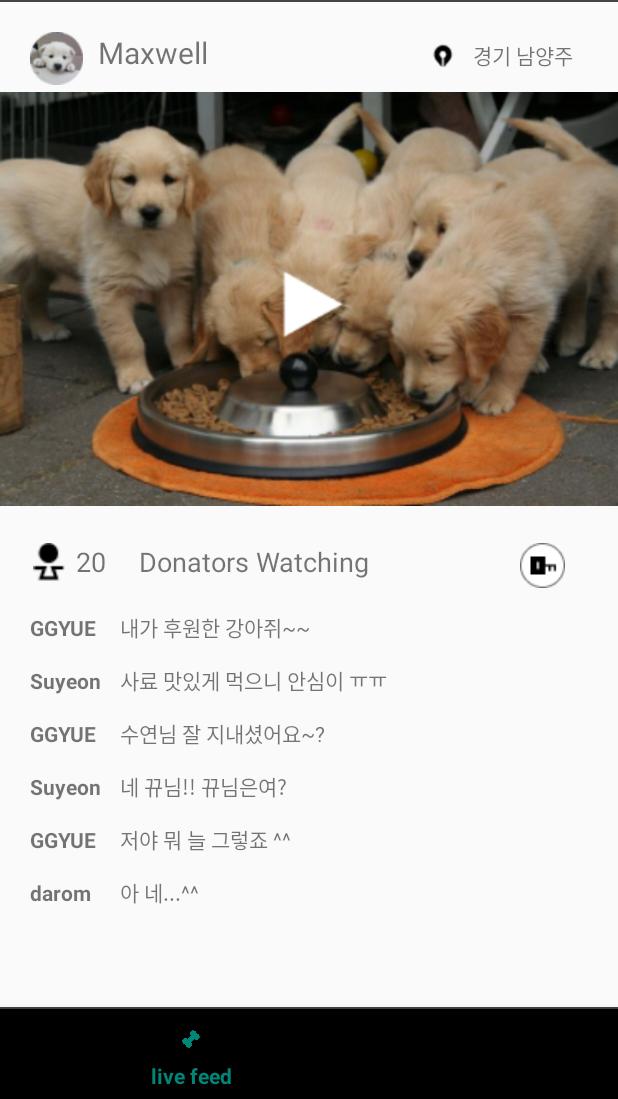
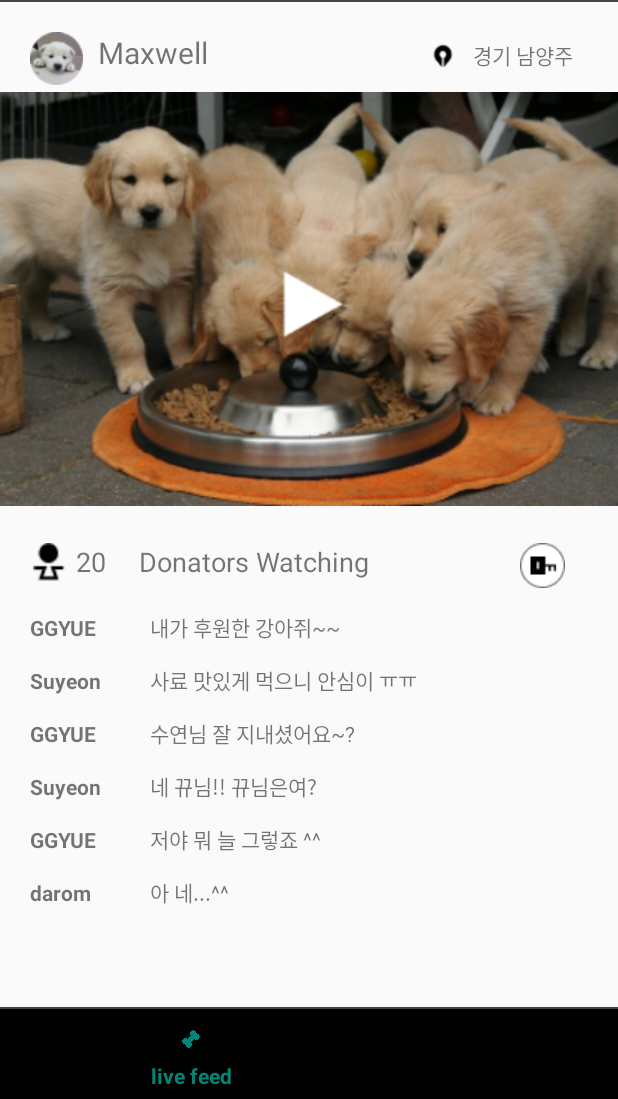
Before and after one commit to MustSix/Abandoned_Dogs_donation_Platform, an Android app: the screen it shows after launch (MainActivity), item 2 of the bottom bar chosen, on a phone screen of 412 x 824 dp, the part 137-1236 px from its top. Run offline under Robolectric (Android 15) with nearby library versions, the phone set to English and light mode, and no system bars.

Commit message:
name bold 처리 후 width 크기 변경

```diff
--- a/MustSix-master/app/src/main/res/layout/fragment_livefeed.xml
+++ b/MustSix-master/app/src/main/res/layout/fragment_livefeed.xml
@@ -95,12 +95,12 @@
         android:layout_marginTop="10dp">
 
         <TextView
-            android:layout_width="50dp"
+            android:layout_width="70dp"
             android:layout_height="35dp"
             android:layout_marginLeft="20dp"
             android:text="GGYUE"
-            tools:text="name"
-            android:textStyle="bold"></TextView>
+            android:textStyle="bold"
+            tools:text="name"></TextView>
 
         <TextView
             android:layout_width="match_parent"
@@ -116,13 +116,12 @@
         android:orientation="horizontal">
 
         <TextView
-            android:layout_width="50dp"
+            android:layout_width="70dp"
             android:layout_height="35dp"
             android:layout_marginLeft="20dp"
             android:text="Suyeon"
-            tools:text="name"
             android:textStyle="bold"
-            ></TextView>
+            tools:text="name"></TextView>
 
         <TextView
             android:layout_width="match_parent"
@@ -138,7 +137,7 @@
         android:orientation="horizontal">
 
         <TextView
-            android:layout_width="50dp"
+            android:layout_width="70dp"
             android:layout_height="35dp"
             android:layout_marginLeft="20dp"
             android:text="GGYUE"
@@ -159,7 +158,7 @@
         android:orientation="horizontal">
 
         <TextView
-            android:layout_width="50dp"
+            android:layout_width="70dp"
             android:layout_height="35dp"
             android:layout_marginLeft="20dp"
             android:text="Suyeon"
@@ -180,7 +179,7 @@
         android:orientation="horizontal">
 
         <TextView
-            android:layout_width="50dp"
+            android:layout_width="70dp"
             android:layout_height="35dp"
             android:layout_marginLeft="20dp"
             android:text="GGYUE"
@@ -201,7 +200,7 @@
         android:orientation="horizontal">
 
         <TextView
-            android:layout_width="50dp"
+            android:layout_width="70dp"
             android:layout_height="35dp"
             android:layout_marginLeft="20dp"
             android:text="darom"
```
